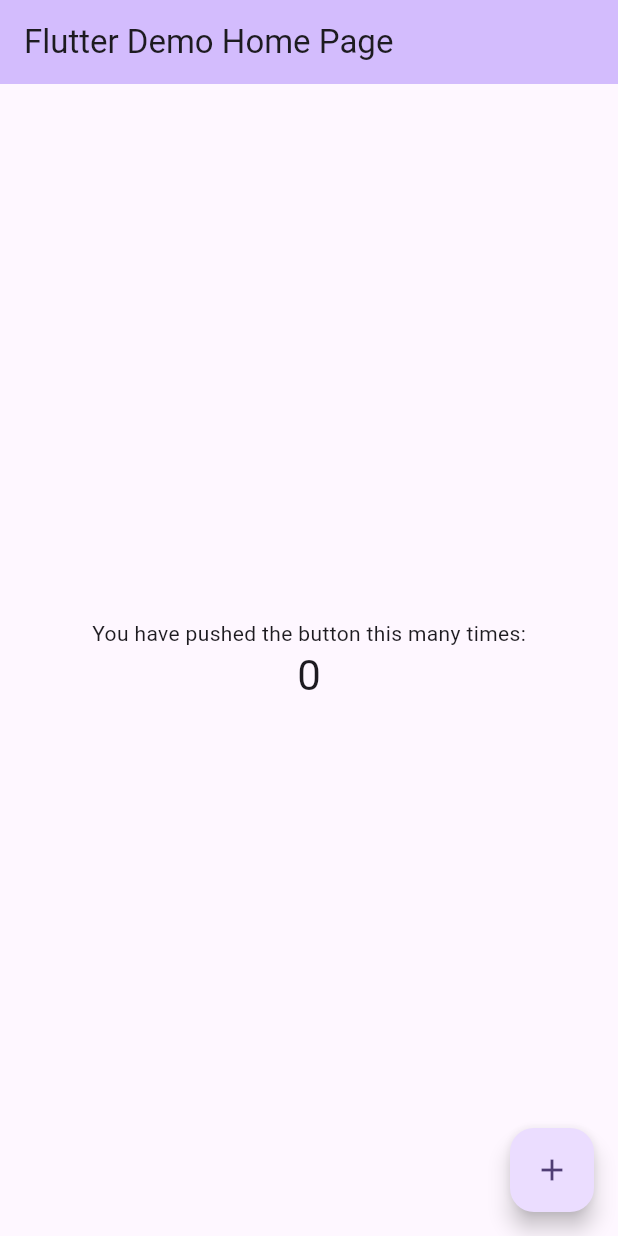
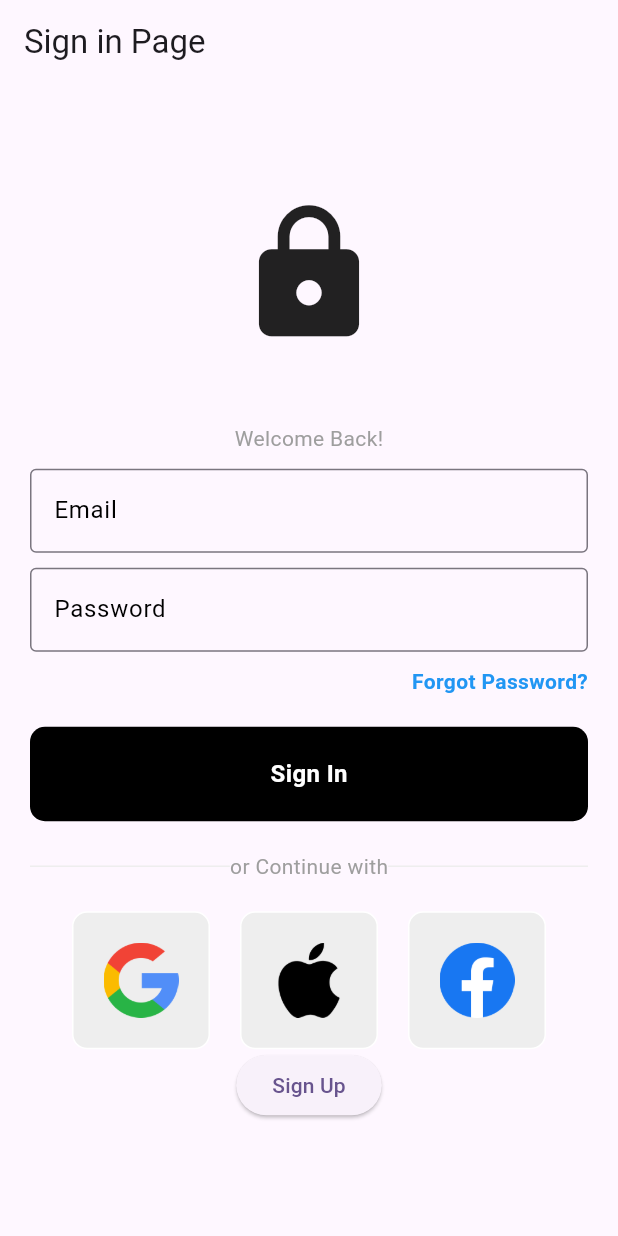
Before and after one commit to MrRamiBenDhia/T-Booky, a Flutter app: the screen it shows after launch, on a phone screen of 412 x 824 dp. Run offline on Flutter 3.47's test engine with Material 2 defaults, Android fonts, the phone set to English and light mode, and no system bars; our stand-ins replace cloud_firestore, firebase_auth, firebase_core, google_sign_in, quickalert; accounts and stored records are empty.

Commit message:
User Sign In + Up with email / forget password

```diff
--- a/lib/main.dart
+++ b/lib/main.dart
@@ -2,7 +2,9 @@
 import 'package:flutter/material.dart';
 
 import 'package:firebase_core/firebase_core.dart';
+import 'package:t_booky/provider/signIn_page.dart';
 import 'firebase_options.dart';
+
 Future<void> main() async {
   await Firebase.initializeApp(
     options: DefaultFirebaseOptions.currentPlatform,
@@ -17,45 +19,20 @@
   @override
   Widget build(BuildContext context) {
     return MaterialApp(
+        debugShowCheckedModeBanner: false,
         title: 'Flutter Demo',
         theme: ThemeData(
-        // This is the theme of your application.
-        //
-        // TRY THIS: Try running your application with "flutter run". You'll see
-        // the application has a blue toolbar. Then, without quitting the app,
-        // try changing the seedColor in the colorScheme below to Colors.green
-        // and then invoke "hot reload" (save your changes or press the "hot
-        // reload" button in a Flutter-supported IDE, or press "r" if you used
-        // the command line to start the app).
-        //
-        // Notice that the counter didn't reset back to zero; the application
-        // state is not lost during the reload. To reset the state, use hot
-        // restart instead.
-        //
-        // This works for code too, not just values: Most code changes can be
-        // tested with just a hot reload.
           colorScheme: ColorScheme.fromSeed(seedColor: Colors.deepPurple),
           useMaterial3: true,
         ),
-      home: const MyHomePage(title: 'Flutter Demo Home Page'),
-    );
+        // home: const MyHomePage(title: 'T-Booky'),
+        home: SignInPage());
   }
 }
 
 class MyHomePage extends StatefulWidget {
   const MyHomePage({super.key, required this.title});
-
-  // This widget is the home page of your application. It is stateful, meaning
-  // that it has a State object (defined below) that contains fields that affect
-  // how it looks.
-
-  // This class is the configuration for the state. It holds the values (in this
-  // case the title) provided by the parent (in this case the App widget) and
-  // used by the build method of the State. Fields in a Widget subclass are
-  // always marked "final".
-
   final String title;
-
   @override
   State<MyHomePage> createState() => _MyHomePageState();
 }
@@ -77,39 +54,13 @@
 
   @override
   Widget build(BuildContext context) {
-    // This method is rerun every time setState is called, for instance as done
-    // by the _incrementCounter method above.
-    //
-    // The Flutter framework has been optimized to make rerunning build methods
-    // fast, so that you can just rebuild anything that needs updating rather
-    // than having to individually change instances of widgets.
     return Scaffold(
       appBar: AppBar(
-        // TRY THIS: Try changing the color here to a specific color (to
-        // Colors.amber, perhaps?) and trigger a hot reload to see the AppBar
-        // change color while the other colors stay the same.
         backgroundColor: Theme.of(context).colorScheme.inversePrimary,
-        // Here we take the value from the MyHomePage object that was created by
-        // the App.build method, and use it to set our appbar title.
         title: Text(widget.title),
       ),
       body: Center(
-        // Center is a layout widget. It takes a single child and positions it
-        // in the middle of the parent.
         child: Column(
-          // Column is also a layout widget. It takes a list of children and
-          // arranges them vertically. By default, it sizes itself to fit its
-          // children horizontally, and tries to be as tall as its parent.
-          //
-          // Column has various properties to control how it sizes itself and
-          // how it positions its children. Here we use mainAxisAlignment to
-          // center the children vertically; the main axis here is the vertical
-          // axis because Columns are vertical (the cross axis would be
-          // horizontal).
-          //
-          // TRY THIS: Invoke "debug painting" (choose the "Toggle Debug Paint"
-          // action in the IDE, or press "p" in the console), to see the
-          // wireframe for each widget.
           mainAxisAlignment: MainAxisAlignment.center,
           children: <Widget>[
             const Text(
--- /dev/null
+++ b/lib/provider/google_signin.dart
@@ -0,0 +1,30 @@
+import 'package:firebase_auth/firebase_auth.dart';
+import 'package:flutter/material.dart';
+import 'package:google_sign_in/google_sign_in.dart';
+
+class GoogleSignInProvider extends ChangeNotifier {
+  final googleSignIn = GoogleSignIn();
+
+
+  GoogleSignInAccount? _user ;
+  GoogleSignInAccount get user => _user!;
+
+  Future googleLogin() async {
+    final googleUser = await googleSignIn.signIn();
+    if (googleUser == null) return ;
+    _user = googleUser;
+
+    final googleAuth = await googleUser.authentication;
+
+    final credential = GoogleAuthProvider.credential(
+      accessToken: googleAuth.accessToken,
+      idToken: googleAuth.idToken,
+    );
+
+    await FirebaseAuth.instance.signInWithCredential(credential);
+
+    notifyListeners();
+  }
+
+
+}
--- /dev/null
+++ b/lib/provider/signIn_page.dart
@@ -0,0 +1,236 @@
+// // ignore: file_names
+// import 'dart:js_interop';
+
+import 'package:quickalert/models/quickalert_type.dart';
+import 'package:quickalert/widgets/quickalert_dialog.dart';
+import 'package:t_booky/main.dart';
+import 'package:t_booky/provider/forgot_password_page.dart';
+import 'package:t_booky/provider/signup_page.dart';
+// import 'package:classy/widget/component/my_icon_button.dart';
+import 'package:cloud_firestore/cloud_firestore.dart';
+import 'package:firebase_auth/firebase_auth.dart';
+import 'package:flutter/material.dart';
+// import 'package:flutter_chat_ui/flutter_chat_ui.dart';
+import 'package:provider/provider.dart';
+
+import 'google_signin.dart';
+
+class SignInPage extends StatefulWidget {
+  const SignInPage({super.key});
+
+  @override
+  State<SignInPage> createState() => _SignInPageState();
+}
+
+class _SignInPageState extends State<SignInPage> {
+  final mailController = TextEditingController();
+  final passwordController = TextEditingController();
+
+  void showAlert(QuickAlertType type , String e) {
+    QuickAlert.show(
+      context: context,
+      type: type,
+      text: e,
+    );
+  }
+
+  Future<void> SignInUser() async {
+    try {
+      UserCredential user = await FirebaseAuth.instance
+          .signInWithEmailAndPassword(
+              email: mailController.text.trim(),
+              password: passwordController.text.trim());
+      // ignore: use_build_context_synchronously
+      Navigator.push(
+          context,
+          MaterialPageRoute(
+            builder: (context) => MyHomePage(title: 'T-Booky'),
+          ));
+      showAlert(QuickAlertType.success,'Welcome');
+    } catch (e) {
+      showAlert(QuickAlertType.error ,e.toString());
+    }
+  }
+
+  @override
+  Widget build(BuildContext context) {
+    return Scaffold(
+      appBar: AppBar(
+        title: const Text('Sign in Page'),
+      ),
+      body: SafeArea(
+        child: Column(
+          mainAxisAlignment: MainAxisAlignment.center,
+          children: <Widget>[
+            const Icon(
+              Icons.lock,
+              size: 100,
+            ),
+            const SizedBox(height: 50),
+            const Text(
+              'Welcome Back!',
+              style: TextStyle(color: Colors.grey),
+            ),
+            const SizedBox(height: 10),
+            Padding(
+              padding: const EdgeInsets.symmetric(horizontal: 20),
+              child: TextField(
+                controller: mailController,
+                decoration: const InputDecoration(
+                    labelText: 'Email',
+                    labelStyle: TextStyle(color: Colors.black),
+                    border: OutlineInputBorder(),
+                    focusedBorder: OutlineInputBorder(
+                        borderSide: BorderSide(color: Colors.black))),
+              ),
+            ),
+            const SizedBox(height: 10),
+            Padding(
+              padding: const EdgeInsets.symmetric(horizontal: 20),
+              child: TextField(
+                controller: passwordController,
+                decoration: const InputDecoration(
+                    labelText: 'Password',
+                    labelStyle: TextStyle(color: Colors.black),
+                    border: OutlineInputBorder(),
+                    focusedBorder: OutlineInputBorder(
+                        borderSide: BorderSide(color: Colors.black))),
+              ),
+            ),
+            SizedBox(height: 10),
+
+            Row(
+              mainAxisAlignment: MainAxisAlignment.end,
+              children: [
+                Padding(
+                  padding: const EdgeInsets.symmetric(horizontal: 20),
+                  child: GestureDetector(
+                    onTap: () {
+                      Navigator.push(context, MaterialPageRoute(
+                        builder: (context) {
+                          return const ForgotPasswordPage();
+                        },
+                      ));
+                    },
+                    child: const Text(
+                      'Forgot Password?',
+                      style: TextStyle(
+                        color: Colors.blue,
+                        fontWeight: FontWeight.bold,
+                      ),
+                    ),
+                  ),
+                ),
+              ],
+            ),
+            SizedBox(height: 20),
+
+            GestureDetector(
+              onTap: () => SignInUser(),
+              child: Container(
+                padding: const EdgeInsets.all(20),
+                margin: const EdgeInsets.symmetric(horizontal: 20),
+                decoration: BoxDecoration(
+                    color: Colors.black,
+                    borderRadius: BorderRadius.circular(10)),
+                child: const Center(
+                  child: Text(
+                    'Sign In',
+                    style: TextStyle(
+                        color: Colors.white,
+                        fontWeight: FontWeight.bold,
+                        fontSize: 16),
+                  ),
+                ),
+              ),
+            ),
+            SizedBox(height: 20),
+
+            Padding(
+              padding: EdgeInsets.symmetric(horizontal: 20),
+              child: Row(
+                children: [
+                  Expanded(
+                    child: Divider(
+                      color: Colors.grey[200],
+                    ),
+                  ),
+                  Text(
+                    'or Continue with',
+                    style: TextStyle(color: Colors.grey),
+                  ),
+                  Expanded(
+                    child: Divider(
+                      color: Colors.grey[200],
+                    ),
+                  )
+                ],
+              ),
+            ),
+            SizedBox(height: 20),
+
+            Row(
+              mainAxisAlignment: MainAxisAlignment.center,
+              children: [
+                GestureDetector(
+                    onTap: () {
+                      final provider = Provider.of<GoogleSignInProvider>(
+                          context,
+                          listen: false);
+                      provider.googleLogin();
+                      Navigator.pushReplacement(
+                        context,
+                        MaterialPageRoute(builder: (context) => SignInPage()),
+                      );
+                    },
+                    child: MyIconButton(
+                        imagePath: 'assets/images/google-logo.png')),
+                SizedBox(width: 20),
+                GestureDetector(
+                    onTap: () {},
+                    child: MyIconButton(
+                        imagePath: 'assets/images/apple-logo.png')),
+                SizedBox(width: 20),
+                GestureDetector(
+                    onTap: () {},
+                    child: MyIconButton(
+                        imagePath: 'assets/images/facebook-logo2.png')),
+              ],
+            ),
+            // ElevatedButton(
+            //   onPressed: () => SignInUser(),
+            //   child: const Text('Sign IN'),
+            // ),
+            ElevatedButton(
+              onPressed: () {
+                Navigator.push(
+                  context,
+                  MaterialPageRoute(
+                      builder: (context) => const SignUpPage(
+                          // className: 'Class Num 78',
+                          )),
+                );
+              },
+              child: const Text('Sign Up'),
+            ),
+          ],
+        ),
+      ),
+    );
+  }
+
+  Widget MyIconButton({required String imagePath}) {
+    return Container(
+      padding: EdgeInsets.all(20),
+      decoration: BoxDecoration(
+        border: Border.all(color: Colors.white),
+        borderRadius: BorderRadius.circular(10),
+        color: Colors.grey[200],
+      ),
+      child: Image.asset(
+        imagePath,
+        height: 50,
+      ),
+    );
+  }
+}
```
Also changed, not shown: lib/provider/forgot_password_page.dart (added, +55 -0 lines), lib/provider/signup_page.dart (added, +212 -0 lines), pubspec.yaml (+6 -3 lines), assets/images/Bear.jpg (added), assets/images/Dribble.png (added), assets/images/Flowers.png (added), assets/images/apple-logo.png (added), assets/images/facebook-logo.png (added), assets/images/facebook-logo2.png (added), assets/images/google-logo.png (added), pubspec.lock, 3 other files. Lines whose indentation alone changed are shown as unchanged.
